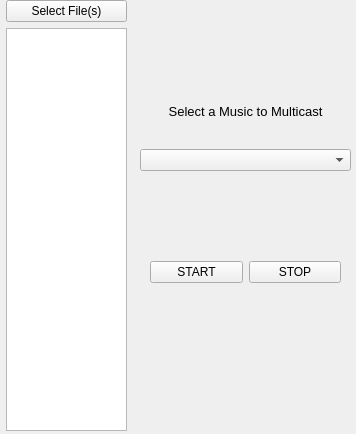
The window that server.ui (dshin21/CommAudio) describes before a commit, drawn with Qt 5.
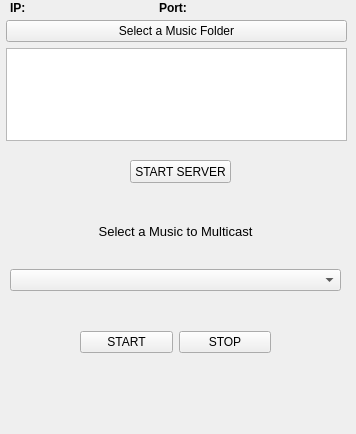
The same window after the commit.

Commit message: added stream from server ui

```diff
--- a/server.ui
+++ b/server.ui
@@ -13,13 +13,13 @@
   <property name="windowTitle">
    <string>Server</string>
   </property>
-  <widget class="QWidget" name="">
+  <widget class="QWidget" name="layoutWidget">
    <property name="geometry">
     <rect>
      <x>6</x>
-     <y>0</y>
-     <width>121</width>
-     <height>431</height>
+     <y>20</y>
+     <width>341</width>
+     <height>121</height>
     </rect>
    </property>
    <layout class="QVBoxLayout" name="verticalLayout">
@@ -31,7 +31,7 @@
        </font>
       </property>
       <property name="text">
-       <string>Select File(s)</string>
+       <string>Select a Music Folder</string>
       </property>
      </widget>
     </item>
@@ -44,12 +44,12 @@
     </item>
    </layout>
   </widget>
-  <widget class="QWidget" name="">
+  <widget class="QWidget" name="layoutWidget">
    <property name="geometry">
     <rect>
-     <x>140</x>
-     <y>80</y>
-     <width>211</width>
+     <x>10</x>
+     <y>200</y>
+     <width>331</width>
      <height>91</height>
     </rect>
    </property>
@@ -74,11 +74,11 @@
     </item>
    </layout>
   </widget>
-  <widget class="QWidget" name="">
+  <widget class="QWidget" name="layoutWidget">
    <property name="geometry">
     <rect>
-     <x>150</x>
-     <y>260</y>
+     <x>80</x>
+     <y>330</y>
      <width>191</width>
      <height>25</height>
     </rect>
@@ -100,6 +100,57 @@
     </item>
    </layout>
   </widget>
+  <widget class="QPushButton" name="btn_server_start_server">
+   <property name="geometry">
+    <rect>
+     <x>130</x>
+     <y>160</y>
+     <width>101</width>
+     <height>23</height>
+    </rect>
+   </property>
+   <property name="text">
+    <string>START SERVER</string>
+   </property>
+  </widget>
+  <widget class="QWidget" name="">
+   <property name="geometry">
+    <rect>
+     <x>10</x>
+     <y>0</y>
+     <width>291</width>
+     <height>16</height>
+    </rect>
+   </property>
+   <layout class="QHBoxLayout" name="horizontalLayout_2">
+    <item>
+     <widget class="QLabel" name="label_server_ip">
+      <property name="font">
+       <font>
+        <weight>75</weight>
+        <bold>true</bold>
+       </font>
+      </property>
+      <property name="text">
+       <string>IP:   </string>
+      </property>
+     </widget>
+    </item>
+    <item>
+     <widget class="QLabel" name="label_server_port">
+      <property name="font">
+       <font>
+        <weight>75</weight>
+        <bold>true</bold>
+       </font>
+      </property>
+      <property name="text">
+       <string>Port:   </string>
+      </property>
+     </widget>
+    </item>
+   </layout>
+  </widget>
  </widget>
  <resources/>
  <connections/>
```
Left out of the diff: 2 changed lines with no effect on the pictures. The commit also changes 11 other files.
